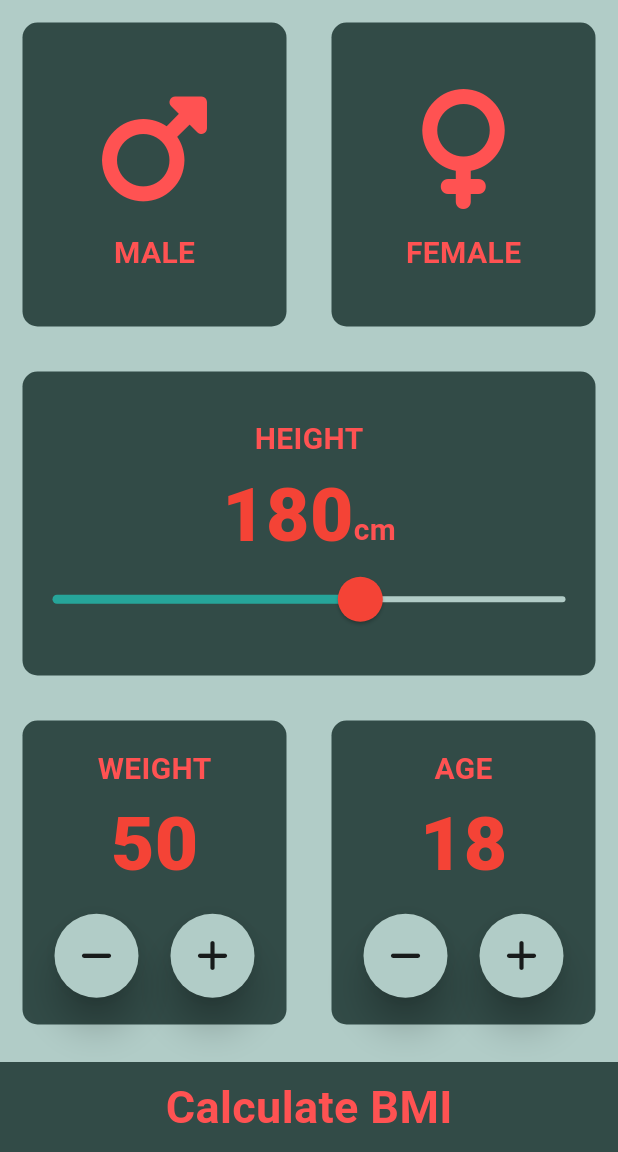
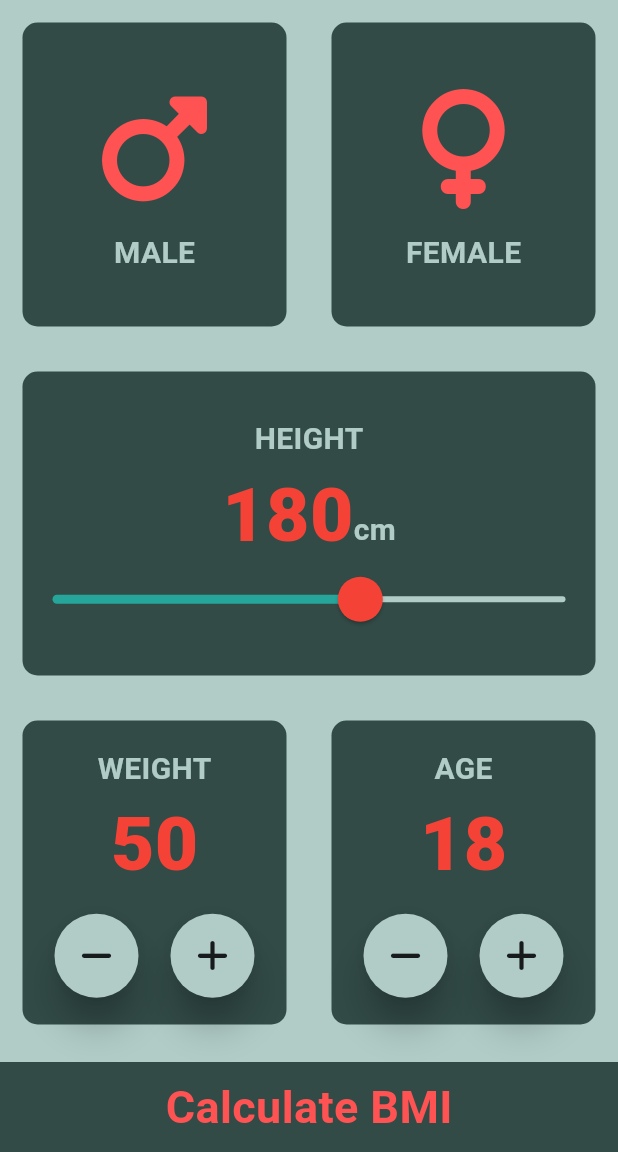
Before and after one commit to idealgeek007/bmi_calc, a Flutter app: the screen it shows after launch, on a phone screen of 412 x 824 dp, the part 84-1236 px from its top. Run offline on Flutter 3.47's test engine with Material 3 defaults, Android fonts, the phone set to English and light mode, and no system bars; our stand-ins replace font_awesome_flutter.

Commit message:
Almost finished

```diff
--- a/lib/constants.dart
+++ b/lib/constants.dart
@@ -3,17 +3,21 @@ import 'package:flutter/material.dart';
 const kBottomBarHeight = 60.0;
 Color kActivecolor = const Color(0xff26a59a);
 Color kInactivecolor = const Color(0xff324b47);
+
 Color kBgcolor = const Color(0xffb1ccc7);
+
 Color kOverlayColor = Color(0x83FFFFFF);
 
 int age = 18;
 int height = 180;
 int weight = 50;
-
+double bmi = 0;
+var imgname;
+var wtname;
 const kLabelTextStyle = TextStyle(
   fontSize: 20.0,
   fontWeight: FontWeight.bold,
-  color: Colors.redAccent,
+  color: Color(0xffb1ccc7),
 );
 
 const kBoldNumbersStyle =
--- a/lib/input_page.dart
+++ b/lib/input_page.dart
@@ -1,3 +1,4 @@
+import 'package:bmi_calc/result_page.dart';
 import 'package:flutter/material.dart';
 import 'package:font_awesome_flutter/font_awesome_flutter.dart';
 import 'icon_content.dart';
@@ -79,7 +80,7 @@ class _InputPageState extends State<InputPage> {
                 cardChild: Column(
                   mainAxisAlignment: MainAxisAlignment.center,
                   children: <Widget>[
-                    Text(
+                    const Text(
                       'HEIGHT',
                       style: kLabelTextStyle,
                     ),
@@ -92,7 +93,7 @@ class _InputPageState extends State<InputPage> {
                           height.toString(),
                           style: kBoldNumbersStyle,
                         ),
-                        Text(
+                        const Text(
                           'cm',
                           style: kLabelTextStyle,
                         )
@@ -103,10 +104,10 @@ class _InputPageState extends State<InputPage> {
                           thumbColor: Colors.red,
                           activeTrackColor: kActivecolor,
                           overlayColor: kOverlayColor,
-                          thumbShape:
-                              RoundSliderThumbShape(enabledThumbRadius: 15.0),
-                          overlayShape:
-                              RoundSliderOverlayShape(overlayRadius: 20.0)),
+                          thumbShape: const RoundSliderThumbShape(
+                              enabledThumbRadius: 15.0),
+                          overlayShape: const RoundSliderOverlayShape(
+                              overlayRadius: 20.0)),
                       child: Slider(
                         value: height.toDouble(),
                         min: 120,
@@ -137,7 +138,7 @@ class _InputPageState extends State<InputPage> {
                           mainAxisAlignment: MainAxisAlignment.center,
                           crossAxisAlignment: CrossAxisAlignment.center,
                           children: <Widget>[
-                            Text(
+                            const Text(
                               'WEIGHT',
                               style: kLabelTextStyle,
                             ),
@@ -145,7 +146,7 @@ class _InputPageState extends State<InputPage> {
                               weight.toString(),
                               style: kBoldNumbersStyle,
                             ),
-                            SizedBox(
+                            const SizedBox(
                               height: 10.0,
                             ),
                             Row(
@@ -182,7 +183,7 @@ class _InputPageState extends State<InputPage> {
                         mainAxisAlignment: MainAxisAlignment.center,
                         crossAxisAlignment: CrossAxisAlignment.center,
                         children: <Widget>[
-                          Text(
+                          const Text(
                             'AGE',
                             style: kLabelTextStyle,
                           ),
@@ -190,7 +191,7 @@ class _InputPageState extends State<InputPage> {
                             age.toString(),
                             style: kBoldNumbersStyle,
                           ),
-                          SizedBox(
+                          const SizedBox(
                             height: 10.0,
                           ),
                           Row(
@@ -221,7 +222,21 @@ class _InputPageState extends State<InputPage> {
                 ],
               ),
             ),
-            Container(
+            GestureDetector(
+              onTap: () {
+                bmicalc(height, weight);
+                print('BMI is$bmi');
+                getiamge(bmi);
+                Navigator.push(
+                  context,
+                  MaterialPageRoute(
+                    builder: (context) {
+                      return const ResultPage();
+                    },
+                  ),
+                );
+              },
+              child: Container(
                 color: kInactivecolor,
                 margin: const EdgeInsets.only(top: 10.0),
                 width: double.infinity,
@@ -233,11 +248,18 @@ class _InputPageState extends State<InputPage> {
                         fontSize: 30.0, color: Colors.redAccent),
                   ),
                 ),
+              ),
             )
           ],
         ),
       ),
     );
+  }
+
+  void bmicalc(int h, int w) {
+    double dh = (h / 100);
+    bmi = w / (dh * dh);
+    bmi = double.parse(bmi.toStringAsFixed(2)); // Round to 2 decimal places
   }
 }
 
@@ -251,17 +273,17 @@ class RoundIconButton extends StatelessWidget {
   @override
   Widget build(BuildContext context) {
     return RawMaterialButton(
-      constraints: BoxConstraints.tightFor(
+      constraints: const BoxConstraints.tightFor(
         width: 56.0,
         height: 56.0,
       ),
-      shape: CircleBorder(),
+      shape: const CircleBorder(),
       onPressed: () => onPressed(),
       elevation: 10.0,
       highlightElevation: 10.0,
       fillColor: kBgcolor,
+      splashColor: Colors.red,
       child: Icon(icon),
-      splashColor: Colors.red,
     );
   }
 }
--- a/pubspec.yaml
+++ b/pubspec.yaml
@@ -40,5 +40,4 @@ flutter:
     - assets/images/
 
 
-
   #------------------LOCAL FONTS---------------#
```
Also changed, not shown: lib/result_page.dart (+79 -0 lines). Lines whose indentation alone changed are shown as unchanged.
